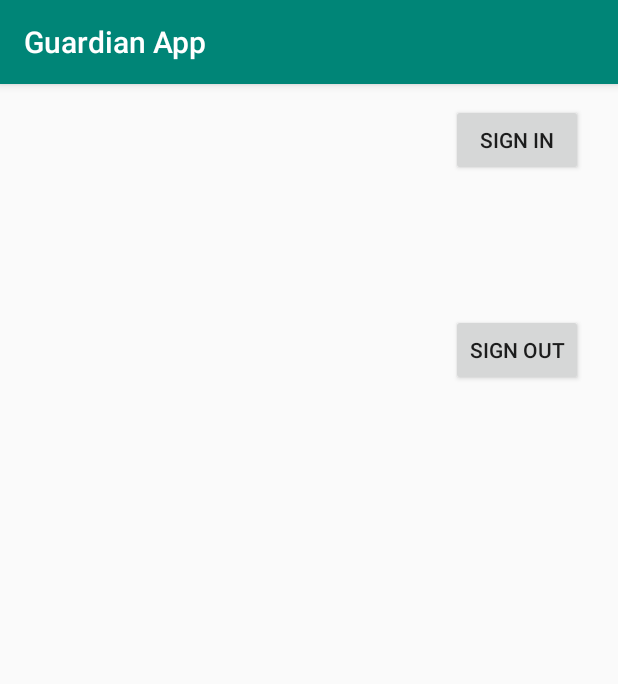
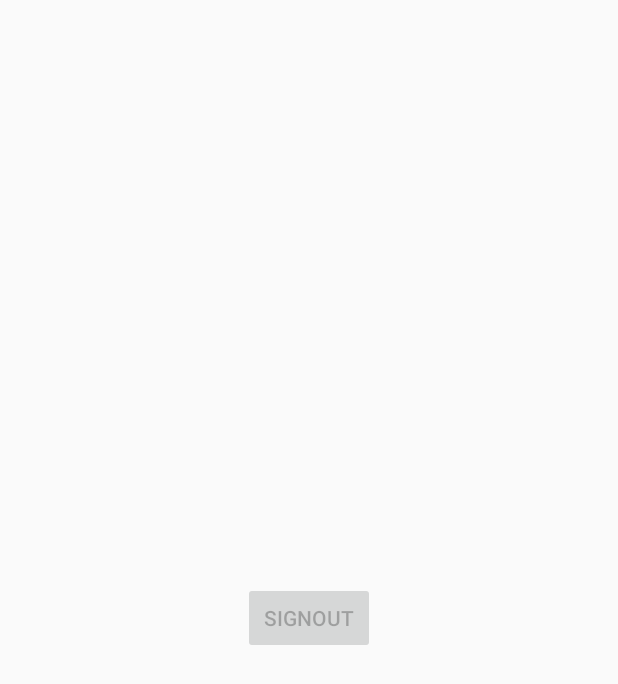
Before and after one commit to mendess/SIRS, an Android app: the screen it shows after launch (MainActivity), on a phone screen of 412 x 824 dp. Shown: the top 684 px of the screen. Run offline under Robolectric (Android 15) with nearby library versions, the phone set to English and light mode, and no system bars; our stand-ins replace Firebase (no records; nobody signed in at launch, a user with empty details on screens opened directly); libraries missing offline, so code that uses them is left out: com.firebase.ui; 2 statements that could not run were skipped.

Commit message:
Google auth working

```diff
--- a/Guardian/app/build.gradle
+++ b/Guardian/app/build.gradle
@@ -27,8 +27,8 @@ dependencies {
     androidTestImplementation 'androidx.test.ext:junit:1.1.1'
     androidTestImplementation 'androidx.test.espresso:espresso-core:3.2.0'
     implementation 'com.google.firebase:firebase-core:17.0.0'
-    implementation 'com.google.firebase:firebase-database:18.0.0'
     implementation 'com.google.gms:google-services:4.2.0'
+    implementation 'com.firebaseui:firebase-ui-auth:4.3.1'
     implementation 'com.google.firebase:firebase-auth:19.2.0'
     implementation 'com.google.android.gms:play-services-auth:17.0.0'
 
--- a/Guardian/app/src/main/AndroidManifest.xml
+++ b/Guardian/app/src/main/AndroidManifest.xml
@@ -2,6 +2,7 @@
 <manifest xmlns:android="http://schemas.android.com/apk/res/android"
     package="com.sirs.guardianapp">
 
+    <uses-permission android:name="android.permission.INTERNET"></uses-permission>
     <application
         android:allowBackup="true"
         android:icon="@mipmap/ic_launcher"
--- a/Guardian/app/src/main/java/com/sirs/guardianapp/MainActivity.java
+++ b/Guardian/app/src/main/java/com/sirs/guardianapp/MainActivity.java
@@ -1,168 +1,105 @@
 package com.sirs.guardianapp;
 
 import androidx.annotation.NonNull;
+import androidx.annotation.Nullable;
 import androidx.appcompat.app.AppCompatActivity;
 
 import android.content.Intent;
 import android.os.Bundle;
-import android.util.Log;
 import android.view.View;
+import android.widget.Button;
+import android.widget.Toast;
 
-import com.google.android.gms.auth.api.signin.GoogleSignIn;
-import com.google.android.gms.auth.api.signin.GoogleSignInAccount;
-import com.google.android.gms.auth.api.signin.GoogleSignInApi;
-import com.google.android.gms.auth.api.signin.GoogleSignInClient;
-import com.google.android.gms.auth.api.signin.GoogleSignInOptions;
+import com.firebase.ui.auth.AuthUI;
+import com.firebase.ui.auth.IdpResponse;
+
+import com.google.android.gms.tasks.OnCompleteListener;
+import com.google.android.gms.tasks.OnFailureListener;
+import com.google.android.gms.tasks.Task;
+import com.google.firebase.auth.FirebaseAuth;
+import com.google.firebase.auth.FirebaseUser;
+
+import java.util.Arrays;
+import java.util.List;
 
 
-import com.google.android.gms.auth.api.signin.GoogleSignInOptions;
-import com.google.android.gms.common.api.ApiException;
-import com.google.android.gms.common.api.GoogleApiClient;
-import com.google.android.gms.tasks.OnCompleteListener;
-import com.google.android.gms.tasks.Task;
-import com.google.firebase.auth.AuthCredential;
-import com.google.firebase.auth.AuthResult;
-import com.google.firebase.auth.FirebaseAuth;
-import com.google.firebase.auth.FirebaseUser;
-import com.google.firebase.auth.GoogleAuthProvider;
+public class MainActivity extends AppCompatActivity {
 
-
-public class MainActivity extends AppCompatActivity implements View.OnClickListener {
-
-    private FirebaseAuth mAuth;
-    private GoogleSignInClient mGoogleSignInClient;
-    private static final String TAG = "SignInActivity";
-    private static final int RC_SIGN_IN = 9001;
+    private List<AuthUI.IdpConfig> providers;
+    private static final int MY_REQUEST_CODE = 7117;
+    private Button btn_sign_out;
 
     @Override
     protected void onCreate(Bundle savedInstanceState) {
         super.onCreate(savedInstanceState);
         setContentView(R.layout.activity_main);
 
-        // Button listeners
-        findViewById(R.id.signInButton).setOnClickListener(this);
-        findViewById(R.id.signOutButton).setOnClickListener(this);
-
-        GoogleSignInOptions gso = new GoogleSignInOptions.Builder(GoogleSignInOptions.DEFAULT_SIGN_IN)
-                .requestIdToken(getString(R.string.default_web_client_id))
-                .requestEmail()
-                .build();
-        mGoogleSignInClient = GoogleSignIn.getClient(this, gso);
-        mAuth = FirebaseAuth.getInstance();
-
-    }
-
-    private void signIn() {
-        Intent signInIntent = mGoogleSignInClient.getSignInIntent();
-        startActivityForResult(signInIntent, RC_SIGN_IN);
-    }
-
-    @Override
-    public void onStart() {
-        super.onStart();
-        // Check if user is signed in (non-null) and update UI accordingly.
-        FirebaseUser currentUser = mAuth.getCurrentUser();
-        updateUI(currentUser);
-    }
-
-    @Override
-    public void onActivityResult(int requestCode, int resultCode, Intent data) {
-        super.onActivityResult(requestCode, resultCode, data);
-
-        // Result returned from launching the Intent from GoogleSignInApi.getSignInIntent(...);
-        if (requestCode == RC_SIGN_IN) {
-            Task<GoogleSignInAccount> task = GoogleSignIn.getSignedInAccountFromIntent(data);
-            try {
-                // Google Sign In was successful, authenticate with Firebase
-                GoogleSignInAccount account = task.getResult(ApiException.class);
-                firebaseAuthWithGoogle(account);
-            } catch (ApiException e) {
-                // Google Sign In failed, update UI appropriately
-                Log.w(TAG, "Google sign in failed", e);
-                // [START_EXCLUDE]
-                updateUI(null);
-                // [END_EXCLUDE]
-            }
-        }
-    }
-
-    private void firebaseAuthWithGoogle(GoogleSignInAccount acct) {
-        Log.d(TAG, "firebaseAuthWithGoogle:" + acct.getId());
-        AuthCredential credential = GoogleAuthProvider.getCredential(acct.getIdToken(), null);
-        mAuth.signInWithCredential(credential)
-                .addOnCompleteListener(this, new OnCompleteListener<AuthResult>() {
+        //Sign Out Button
+        btn_sign_out = (Button)findViewById(R.id.btn_sign_out);
+        btn_sign_out.setOnClickListener(new View.OnClickListener() {
+            @Override
+            public void onClick(View v) {
+                //Logout
+                AuthUI.getInstance()
+                        .signOut(MainActivity.this)
+                        .addOnCompleteListener(new OnCompleteListener<Void>() {
+                            @Override
+                            public void onComplete(@NonNull Task<Void> task) {
+                                btn_sign_out.setEnabled(false);
+                                showSignInOptions();
+                            }
+                        }).addOnFailureListener(new OnFailureListener() {
                     @Override
-                    public void onComplete(@NonNull Task<AuthResult> task) {
-                        if (task.isSuccessful()) {
-                            // Sign in success, update UI with the signed-in user's information
-                            Log.d(TAG, "signInWithCredential:success");
-                            FirebaseUser user = mAuth.getCurrentUser();
-                            updateUI(user);
-                        } else {
-                            // If sign in fails, display a message to the user.
-                            Log.w(TAG, "signInWithCredential:failure", task.getException());
-                            //Snackbar.make(findViewById(R.id.main_layout), "Authentication Failed.", Snackbar.LENGTH_SHORT).show();
-                            updateUI(null);
-                        }
+                    public void onFailure(@NonNull Exception e) {
+                        Toast.makeText(MainActivity.this, "" + e.getMessage(), Toast.LENGTH_SHORT).show();
                     }
                 });
-    }
+            }
+        });
 
-    private void revokeAccess() {
-        // Firebase sign out
-        mAuth.signOut();
 
-        // Google revoke access
-        mGoogleSignInClient.revokeAccess().addOnCompleteListener(this,
-                new OnCompleteListener<Void>() {
-                    @Override
-                    public void onComplete(@NonNull Task<Void> task) {
-                        updateUI(null);
-                    }
-                });
+        //Initialize providers... add more if needed
+        providers = Arrays.asList(new AuthUI.IdpConfig.GoogleBuilder().build());
+
+        showSignInOptions();
+
     }
 
 
     @Override
-    public void onClick(View v) {
-        int i = v.getId();
-        if (i == R.id.signInButton) {
-            signIn();
-        } else if (i == R.id.signOutButton) {
-            signOut();
+    protected void onActivityResult(int requestCode, int resultCode, @Nullable Intent data) {
+        super.onActivityResult(requestCode, resultCode, data);
+        if(requestCode == MY_REQUEST_CODE) {
+            IdpResponse idpResponse = IdpResponse.fromResultIntent(data);
+
+            if(resultCode == RESULT_OK) {
+
+                //Get User
+                FirebaseUser user = FirebaseAuth.getInstance().getCurrentUser();
+                Toast.makeText(this, "" + user.getEmail(), Toast.LENGTH_SHORT).show();
+
+                //Switch to Menu Activity
+                //Intent intent = new Intent(this, MenuActivity.class);
+                //startActivity(intent);
+
+                //Set Button signOut
+                btn_sign_out.setEnabled(true);
+
+            }
+            else {
+                Toast.makeText(this, "" + idpResponse.getError().getMessage(), Toast.LENGTH_SHORT).show();
+            }
         }
+
     }
 
-    private void updateUI(FirebaseUser user) {
-        if (user != null) {
-            /*mStatusTextView.setText(getString(R.string.google_status_fmt, user.getEmail()));
-            mDetailTextView.setText(getString(R.string.firebase_status_fmt, user.getUid()));
-
-            findViewById(R.id.signInButton).setVisibility(View.GONE);
-            findViewById(R.id.signOutAndDisconnect).setVisibility(View.VISIBLE);*/
-        } else {/*
-            mStatusTextView.setText(R.string.signed_out);
-            mDetailTextView.setText(null);
-
-            findViewById(R.id.signInButton).setVisibility(View.VISIBLE);
-            findViewById(R.id.signOutAndDisconnect).setVisibility(View.GONE);*/
-        }
+    private void showSignInOptions() {
+        startActivityForResult(
+                AuthUI.getInstance()
+                .createSignInIntentBuilder()
+                .setAvailableProviders(providers)
+                .setTheme(R.style.MyTheme)
+                .build(), MY_REQUEST_CODE);
     }
 
-    private void signOut() {
-        // Firebase sign out
-        mAuth.signOut();
-
-        // Google sign out
-        mGoogleSignInClient.signOut().addOnCompleteListener(this,
-                new OnCompleteListener<Void>() {
-                    @Override
-                    public void onComplete(@NonNull Task<Void> task) {
-                        updateUI(null);
-                    }
-                });
-    }
-
-
-
 }
--- /dev/null
+++ b/Guardian/app/src/main/java/com/sirs/guardianapp/MapActivity.java
@@ -0,0 +1,4 @@
+package com.sirs.guardianapp;
+
+public class MapActivity {
+}
--- /dev/null
+++ b/Guardian/app/src/main/java/com/sirs/guardianapp/MenuActivity.java
@@ -0,0 +1,4 @@
+package com.sirs.guardianapp;
+
+public class MenuActivity {
+}
--- a/Guardian/app/src/main/res/layout/activity_main.xml
+++ b/Guardian/app/src/main/res/layout/activity_main.xml
@@ -1,5 +1,5 @@
 <?xml version="1.0" encoding="utf-8"?>
-<androidx.constraintlayout.widget.ConstraintLayout xmlns:android="http://schemas.android.com/apk/res/android"
+<RelativeLayout xmlns:android="http://schemas.android.com/apk/res/android"
     xmlns:app="http://schemas.android.com/apk/res-auto"
     xmlns:tools="http://schemas.android.com/tools"
     android:layout_width="match_parent"
@@ -7,30 +7,11 @@
     tools:context=".MainActivity">
 
     <Button
-        android:id="@+id/signInButton"
         android:layout_width="wrap_content"
         android:layout_height="wrap_content"
-        android:layout_marginStart="300dp"
-        android:layout_marginTop="18dp"
-        android:layout_marginEnd="23dp"
-        android:layout_marginBottom="46dp"
-        android:text="@string/signin_button_text"
-        app:layout_constraintBottom_toTopOf="@+id/signOutButton"
-        app:layout_constraintEnd_toEndOf="parent"
-        app:layout_constraintStart_toStartOf="parent"
-        app:layout_constraintTop_toTopOf="parent" />
+        android:text="SignOut"
+        android:layout_centerInParent="true"
+        android:enabled="false"
+        android:id="@+id/btn_sign_out"/>
 
-    <Button
-        android:id="@+id/signOutButton"
-        android:layout_width="wrap_content"
-        android:layout_height="wrap_content"
-        android:layout_marginStart="300dp"
-        android:layout_marginTop="46dp"
-        android:layout_marginEnd="23dp"
-        android:layout_marginBottom="571dp"
-        android:text="@string/signout_button_text"
-        app:layout_constraintBottom_toBottomOf="parent"
-        app:layout_constraintEnd_toEndOf="parent"
-        app:layout_constraintStart_toStartOf="parent"
-        app:layout_constraintTop_toBottomOf="@+id/signInButton" />
-</androidx.constraintlayout.widget.ConstraintLayout>
+</RelativeLayout>
--- a/Guardian/app/src/main/res/values/strings.xml
+++ b/Guardian/app/src/main/res/values/strings.xml
@@ -1,5 +1,4 @@
 <resources>
     <string name="app_name">Guardian App</string>
-    <string name="signin_button_text">Sign In</string>
     <string name="signout_button_text">Sign Out</string>
 </resources>
--- a/Guardian/app/src/main/res/values/styles.xml
+++ b/Guardian/app/src/main/res/values/styles.xml
@@ -1,11 +1,15 @@
 <resources>
 
     <!-- Base application theme. -->
-    <style name="AppTheme" parent="Theme.AppCompat.Light.DarkActionBar">
+    <style name="AppTheme" parent="Theme.AppCompat.Light.NoActionBar">
         <!-- Customize your theme here. -->
         <item name="colorPrimary">@color/colorPrimary</item>
         <item name="colorPrimaryDark">@color/colorPrimaryDark</item>
         <item name="colorAccent">@color/colorAccent</item>
     </style>
 
+    <style name="MyTheme" parent="AppTheme">
+        <item name="android:windowBackground">@android:color/white</item>
+    </style>
+
 </resources>
```
